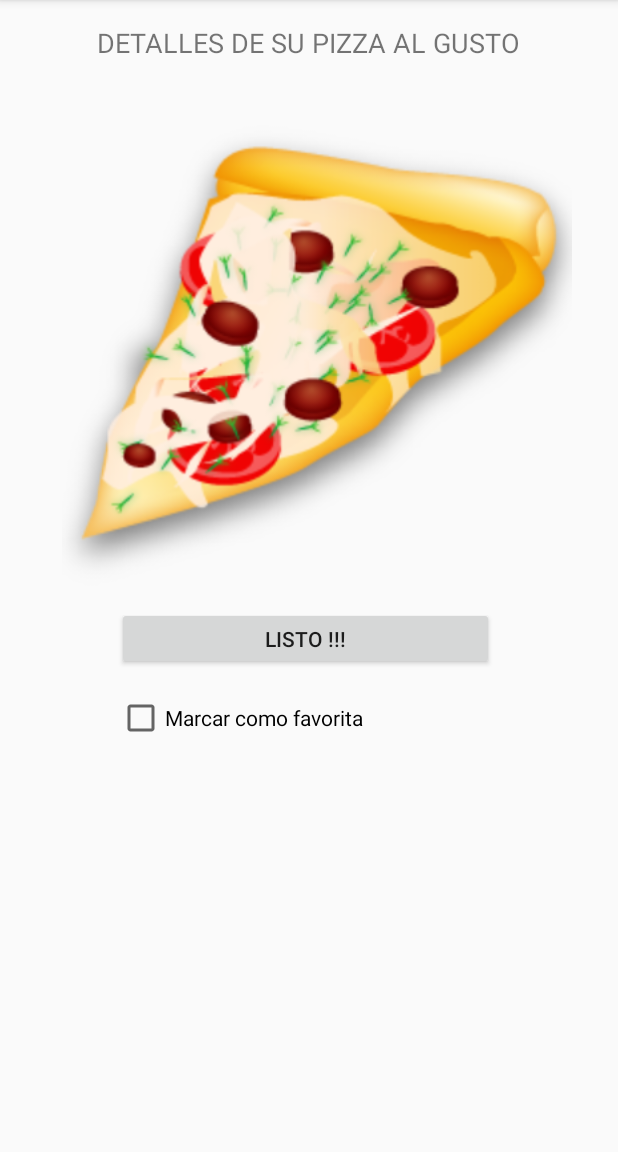
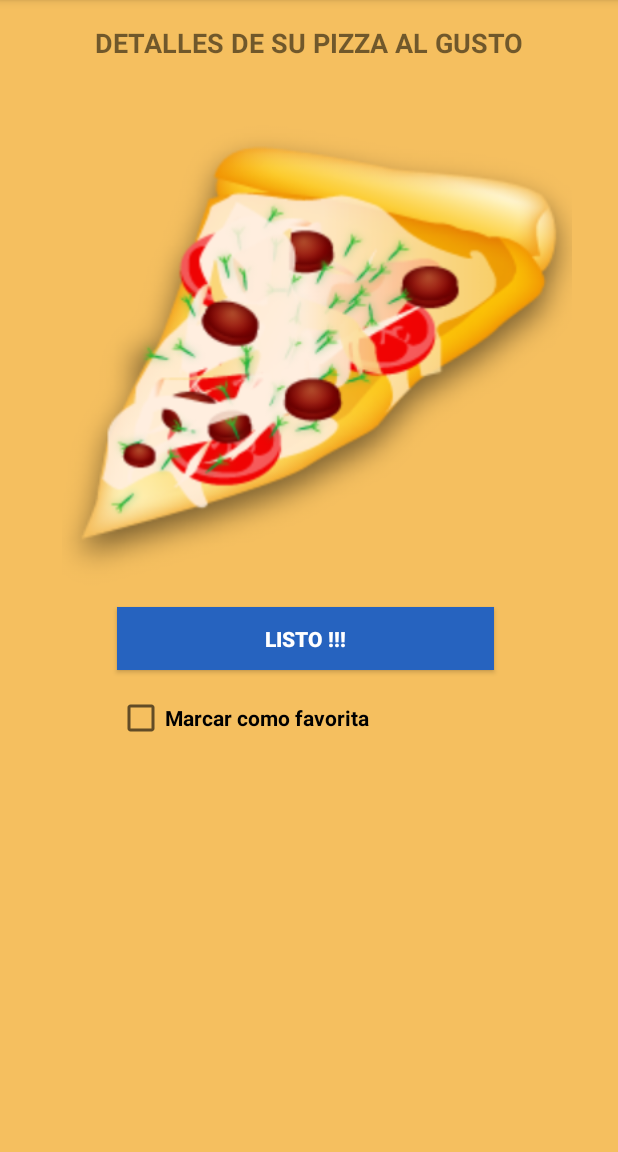
Before and after one commit to rpf1980/ANDROID_pcCompartido, an Android app: the GUI_DetallePizzaGusto screen opened directly, with no data from a screen before it, on a phone screen of 412 x 824 dp, the part 84-1236 px from its top. Run offline under Robolectric (Android 15) with nearby library versions, the phone set to English and light mode, and no system bars.

Commit message:
chore(msi): add more styles views

```diff
--- a/Pizzeria_V04/app/src/main/res/layout/activity_gui__detalle_pizza_casa.xml
+++ b/Pizzeria_V04/app/src/main/res/layout/activity_gui__detalle_pizza_casa.xml
@@ -4,6 +4,7 @@
     xmlns:tools="http://schemas.android.com/tools"
     android:layout_width="match_parent"
     android:layout_height="match_parent"
+    android:background="#E1F5B84B"
     tools:context=".GUI_DetallePizzaCasa">
 
     <TextView
@@ -13,6 +14,7 @@
         android:layout_marginTop="24dp"
         android:text="@string/strTvDetalleDeLaCasa"
         android:textSize="24sp"
+        android:textStyle="bold"
         app:layout_constraintEnd_toEndOf="parent"
         app:layout_constraintStart_toStartOf="parent"
         app:layout_constraintTop_toTopOf="parent" />
@@ -88,7 +90,10 @@
         android:layout_width="283dp"
         android:layout_height="47dp"
         android:layout_marginTop="11dp"
+        android:background="#2663BF"
         android:text="@string/strBtnListo"
+        android:textColor="@color/cardview_light_background"
+        android:textStyle="bold"
         app:layout_constraintEnd_toEndOf="parent"
         app:layout_constraintHorizontal_bias="0.513"
         app:layout_constraintStart_toStartOf="parent"
--- a/Pizzeria_V04/app/src/main/res/layout/activity_gui__detalle_pizza_gusto.xml
+++ b/Pizzeria_V04/app/src/main/res/layout/activity_gui__detalle_pizza_gusto.xml
@@ -4,6 +4,7 @@
     xmlns:tools="http://schemas.android.com/tools"
     android:layout_width="match_parent"
     android:layout_height="match_parent"
+    android:background="#E1F5B84B"
     tools:context=".GUI_DetallePizzaGusto">
 
     <TextView
@@ -13,6 +14,7 @@
         android:layout_marginTop="16dp"
         android:text="@string/strTvDetallePizzaGusto"
         android:textSize="18sp"
+        android:textStyle="bold"
         app:layout_constraintEnd_toEndOf="parent"
         app:layout_constraintStart_toStartOf="parent"
         app:layout_constraintTop_toTopOf="parent" />
@@ -33,7 +35,10 @@
         android:layout_width="251dp"
         android:layout_height="42dp"
         android:layout_marginTop="8dp"
+        android:background="#2663BF"
         android:text="@string/strBtnListo"
+        android:textColor="@color/cardview_light_background"
+        android:textStyle="bold"
         app:layout_constraintEnd_toEndOf="parent"
         app:layout_constraintHorizontal_bias="0.487"
         app:layout_constraintStart_toStartOf="parent"
@@ -45,6 +50,7 @@
         android:layout_height="wrap_content"
         android:layout_marginTop="16dp"
         android:text="@string/strCheckMarcaFavorita"
+        android:textStyle="bold"
         app:layout_constraintStart_toStartOf="@+id/idBtnDetallesPizzaGusto"
         app:layout_constraintTop_toBottomOf="@+id/idBtnDetallesPizzaGusto" />
 </androidx.constraintlayout.widget.ConstraintLayout>
--- a/Pizzeria_V04/app/src/main/res/layout/activity_gui__pizza_al_gusto.xml
+++ b/Pizzeria_V04/app/src/main/res/layout/activity_gui__pizza_al_gusto.xml
@@ -4,6 +4,7 @@
     xmlns:tools="http://schemas.android.com/tools"
     android:layout_width="match_parent"
     android:layout_height="match_parent"
+    android:background="#E1F5B84B"
     tools:context=".GUI_PizzaAlGusto">
 
     <TextView
@@ -13,6 +14,7 @@
         android:layout_marginTop="40dp"
         android:text="@string/strTvPizzasGusto"
         android:textSize="24sp"
+        android:textStyle="bold"
         app:layout_constraintEnd_toEndOf="parent"
         app:layout_constraintStart_toStartOf="parent"
         app:layout_constraintTop_toTopOf="parent" />
@@ -121,7 +123,10 @@
         android:layout_width="207dp"
         android:layout_height="41dp"
         android:layout_marginTop="35dp"
+        android:background="#2663BF"
         android:text="@string/strBtnListo"
+        android:textColor="@color/cardview_light_background"
+        android:textStyle="bold"
         app:layout_constraintEnd_toEndOf="parent"
         app:layout_constraintStart_toStartOf="parent"
         app:layout_constraintTop_toBottomOf="@+id/idCheckPepperoni" />
--- a/Pizzeria_V04/app/src/main/res/layout/itemrecycler.xml
+++ b/Pizzeria_V04/app/src/main/res/layout/itemrecycler.xml
@@ -51,6 +51,10 @@
         android:id="@+id/idBtnItemRecycler"
         android:layout_width="match_parent"
         android:layout_height="wrap_content"
-        android:text="Button" />
+        android:background="#2663BF"
+        android:text="@string/strBtnListo"
+        android:textColor="@color/cardview_light_background"
+        android:textSize="18sp"
+        android:textStyle="bold" />
 
 </LinearLayout>
```
